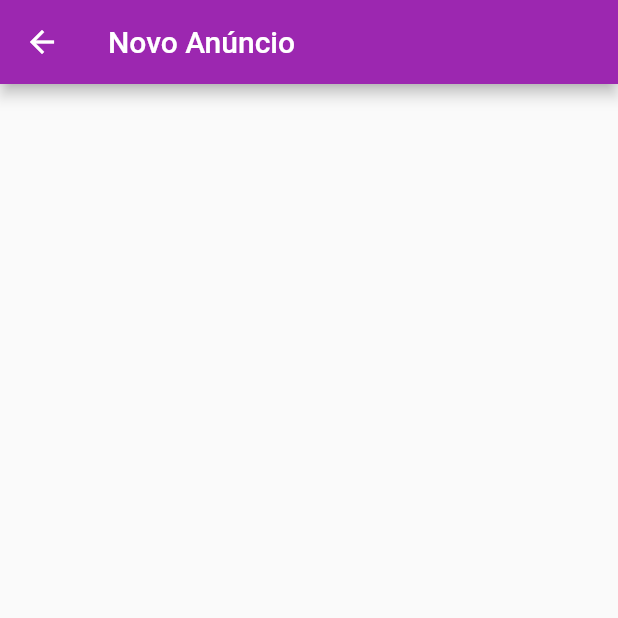
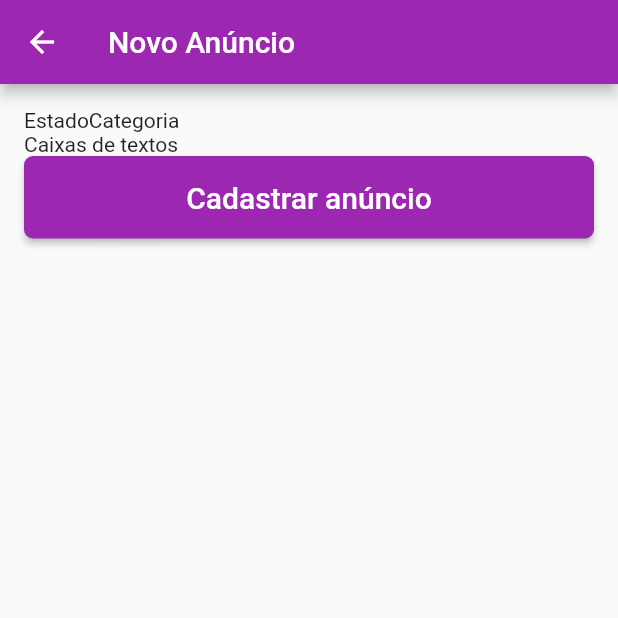
Before and after one commit to soapmactavish23/olx-flutter, a Flutter app: the NovoAnuncio screen opened by its route, on a phone screen of 412 x 824 dp, the top half of it. Run offline on Flutter 3.47's test engine with Material 2 defaults, Android fonts, the phone set to English and light mode, and no system bars; our stand-ins replace firebase_auth, firebase_core; accounts and stored records are empty.

Commit message:
Estrutura de formulário & botão customizado

```diff
--- a/lib/view/NovoAnuncio.dart
+++ b/lib/view/NovoAnuncio.dart
@@ -1,4 +1,5 @@
 import 'package:flutter/material.dart';
+import 'package:olx/view/widgets/BotaoCustomizado.dart';
 
 class NovoAnuncio extends StatefulWidget {
   @override
@@ -6,7 +7,6 @@ class NovoAnuncio extends StatefulWidget {
 }
 
 class _NovoAnuncioState extends State<NovoAnuncio> {
-
   final _formKey = GlobalKey<FormState>();
 
   @override
@@ -21,10 +21,22 @@ class _NovoAnuncioState extends State<NovoAnuncio> {
           child: Form(
             key: _formKey,
             child: Column(
+              crossAxisAlignment: CrossAxisAlignment.stretch,
               children: <Widget>[
-
-
-
+                //área de imagens
+                //FormField(),
+                //MenusDropDown
+                Row(
+                  children: <Widget>[Text("Estado"), Text("Categoria")],
+                ),
+                //Caixas de textos e botoes
+                Text("Caixas de textos"),
+                BotaoCustomizado(
+                  texto: "Cadastrar anúncio",
+                  onPressed: (){
+                    if(_formKey.currentState.validate());
+                  },
+                )
               ],
             ),
           ),
--- /dev/null
+++ b/lib/view/widgets/BotaoCustomizado.dart
@@ -0,0 +1,28 @@
+import 'package:flutter/material.dart';
+
+class BotaoCustomizado extends StatelessWidget {
+
+  final String texto;
+  final Color corTexto;
+  final VoidCallback onPressed;
+
+  BotaoCustomizado({@required this.texto,
+    this.corTexto = Colors.white,
+    this.onPressed});
+
+  @override
+  Widget build(BuildContext context) {
+    return RaisedButton(
+        shape: RoundedRectangleBorder(
+          borderRadius: BorderRadius.circular(6)
+        ),
+        child: Text(
+          this.texto,
+          style: TextStyle(color: this.corTexto, fontSize: 20),
+        ),
+        color: Color(0xff9c27b0),
+        padding: EdgeInsets.fromLTRB(32, 16, 32, 16),
+        onPressed: this.onPressed
+    );
+  }
+}
```
Also changed, not shown: lib/view/Login.dart (+11 -13 lines), lib/view/widgets/InputCustomizado.dart (renamed from lib/view/InputCustomizado.dart).
